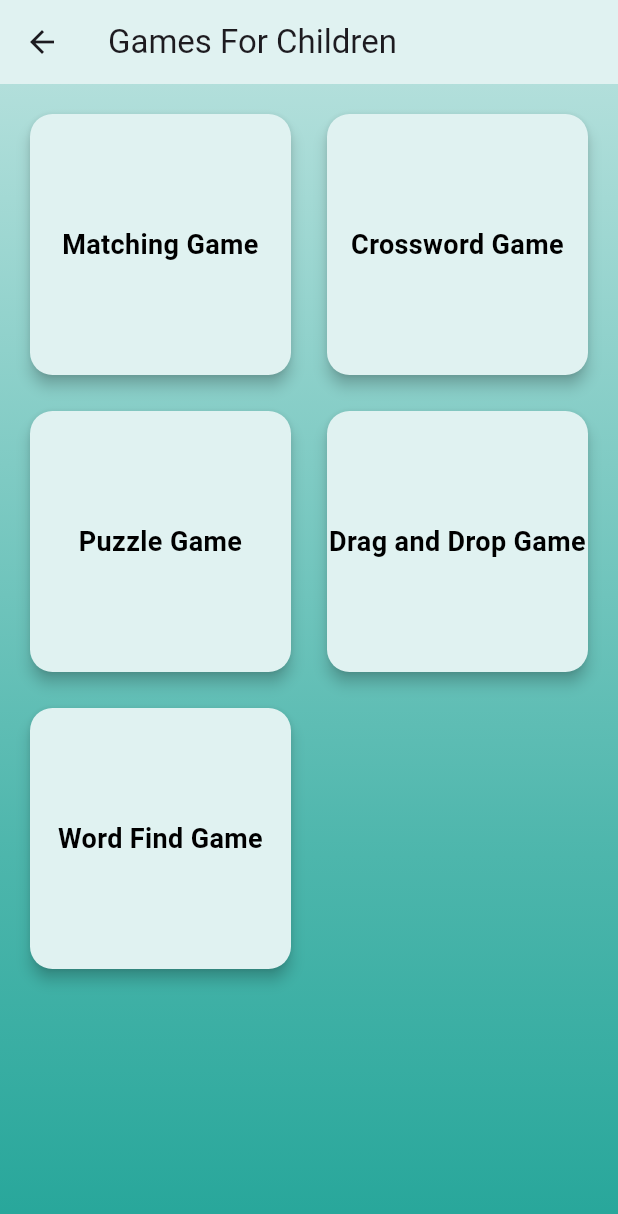
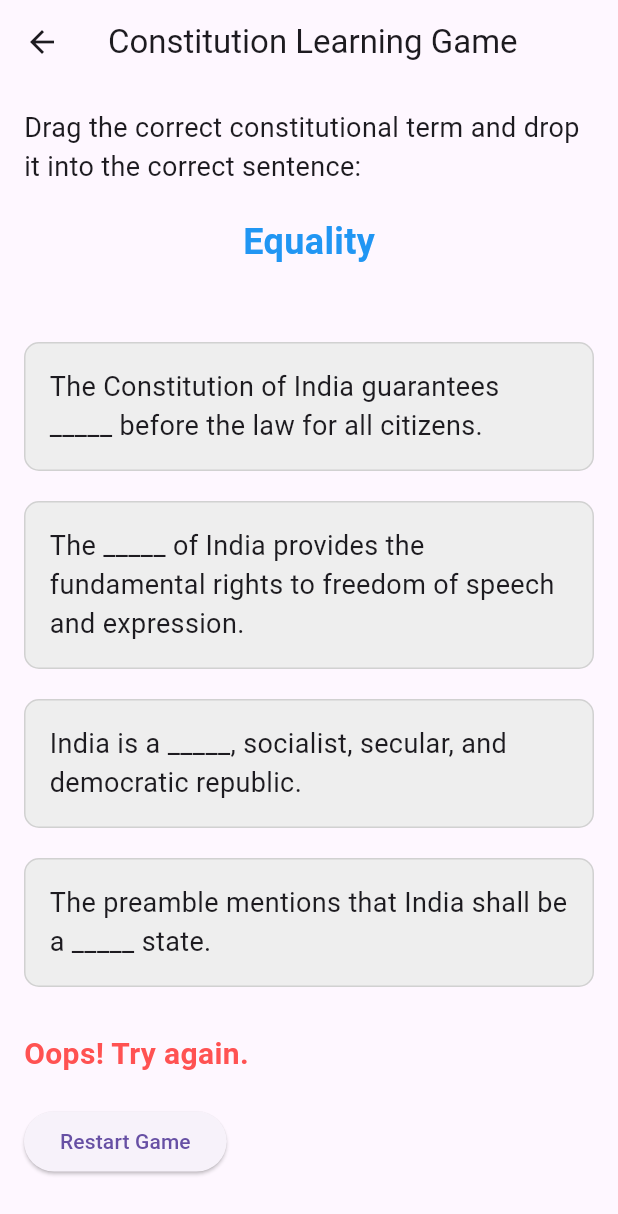
Before and after one commit to Vaish-011/samvidhanarcadehtf, a Flutter app: the GamesChildren screen opened directly, after a tap on "Drag and Drop Game", on a phone screen of 412 x 824 dp. Shown: the top 1214 px of the screen. Run offline on Flutter 3.47's test engine with Material 3 defaults, Android fonts, the light colour scheme and no system bars.

Commit message:
added historical_decision_game.dart and drag_and_drop_game.dart

```diff
--- /dev/null
+++ b/lib/screens/gaming_page_folder/games/drag_and_drop_game.dart
@@ -0,0 +1,268 @@
+import 'package:flutter/material.dart';
+
+class DragAndDropGame extends StatefulWidget {
+  const DragAndDropGame({Key? key}) : super(key: key);
+
+  @override
+  _DragAndDropGameState createState() => _DragAndDropGameState();
+}
+
+class _DragAndDropGameState extends State<DragAndDropGame> {
+  // Terms related to the constitution across 10 levels (only one word per level)
+  final List<String> targetWords = [
+    'Equality',
+    'Sovereignty',
+    'Justice',
+    'Fraternity',
+    'Republic',
+    'Secularism',
+    'Socialism',
+    'Democracy',
+    'Unity',
+    'Liberty',
+  ];
+
+  // Sentences corresponding to the levels, with one correct sentence and 3 incorrect ones
+  final List<List<String>> sentencesPerLevel = [
+    [
+      'The Constitution of India guarantees _____ before the law for all citizens.', // Correct
+      'The _____ of India provides the fundamental rights to freedom of speech and expression.',
+      'India is a _____, socialist, secular, and democratic republic.',
+      'The preamble mentions that India shall be a _____ state.'
+    ],
+
+
+    [
+      'The government promotes _____ to foster social harmony.',
+      'India’s _____ ensures that no external authority controls its decisions.', // Correct
+      'The _____ of the Constitution guarantees fundamental rights.',
+      '_____ is achieved through democratic principles.'
+    ],
+    [
+
+      '_____ is an essential element in ensuring state cohesion.',
+      'The Constitution provides social, economic, and political _____ to its citizens.', // Correct
+      'The state promotes _____ to maintain equality among its citizens.',
+      '_____ refers to the country’s independence from foreign control.'
+    ],
+    [
+      'The Preamble promotes _____, ensuring brotherhood among all citizens.', // Correct
+      'The government ensures _____ through its sovereignty.',
+      '_____ is an essential right under the Constitution.',
+      'The country’s _____ is established through democratic elections.'
+    ],
+    [
+      '_____ promotes fundamental rights for all citizens.',
+      'The state supports _____ as a form of governance.',
+      'India is a _____, meaning the head of state is elected.', // Correct
+      '_____ guarantees individual freedoms under the Constitution.'
+    ],
+    [
+      'The Indian government supports _____ to promote democracy.',
+      'The idea of _____ is central to social justice.',
+      'The state’s _____ is established by its governing principles.',
+      '_____ means the state has no official religion and treats all religions equally.', // Correct
+    ],
+    [
+      'The Constitution supports _____ through its laws.',
+      '_____ refers to the economic and social system that promotes equality.', // Correct
+      '_____ is ensured through the fundamental rights of citizens.',
+      '_____ is the foundation of a democratic society.'
+    ],
+    [
+      'India is the largest _____ in the world.', // Correct
+      'The Constitution supports _____ for economic reforms.',
+      'The _____ of citizens is paramount in a sovereign state.',
+      'India is a _____, ensuring brotherhood among its citizens.'
+    ],
+    [
+      '_____ is the guiding principle of economic development.',
+      '_____ ensures that laws are implemented fairly across the country.',
+      'The Constitution promotes _____ in diversity, ensuring strength in unity.', // Correct
+      'The state ensures _____ through its social reforms.'
+    ],
+    [
+      '_____ is the right of individuals to act according to their will without restraint.', // Correct
+      'The government enforces _____ to ensure equality in the social, economic, and political spheres.',
+      'India maintains _____ through its democratic system.',
+      'The _____ of India has been established as a republic.'
+    ],
+  ];
+
+  // Correct index for each word's matching sentence in each level
+  final List<int> correctSentenceIndices = [
+    0, // Equality
+    1, // Liberty
+    1, // Democracy
+    0, // Sovereignty
+    2, // Justice
+    3, // Fraternity
+    1, // Republic
+    0, // Secularism
+    2, // Socialism
+    0, // Unity
+  ];
+
+  // Store the current level
+  int currentLevel = 0;
+  bool isCorrect = false;
+  bool gameComplete = false;
+
+  // To hold the current target word
+  String? currentTargetWord;
+
+  @override
+  void initState() {
+    super.initState();
+    _generateNewWord();
+  }
+
+  // Function to generate a new target word for the current level
+  void _generateNewWord() {
+    currentTargetWord = targetWords[currentLevel];
+  }
+
+  // Move to the next word in the current level
+  void moveToNextLevel() {
+    setState(() {
+      if (currentLevel < targetWords.length - 1) {
+        currentLevel++;
+      } else {
+        currentLevel = 0; // Reset to first level if all levels are complete
+      }
+      isCorrect = false;
+      gameComplete = false;
+      _generateNewWord(); // Generate new word for the next level
+    });
+  }
+
+  // Reset the entire game state
+  void resetGame() {
+    setState(() {
+      currentLevel = 0;
+      isCorrect = false;
+      gameComplete = false;
+      _generateNewWord(); // Reset with new word
+    });
+  }
+
+  @override
+  Widget build(BuildContext context) {
+    return Scaffold(
+      appBar: AppBar(
+        title: const Text('Constitution Learning Game'),
+      ),
+      body: SingleChildScrollView(
+        child: Padding(
+          padding: const EdgeInsets.all(16.0),
+          child: Column(
+            crossAxisAlignment: CrossAxisAlignment.start,
+            children: [
+              const Text(
+                'Drag the correct constitutional term and drop it into the correct sentence:',
+                style: TextStyle(fontSize: 18),
+              ),
+              const SizedBox(height: 20),
+              // Display the current draggable word
+              Center(
+                child: Draggable<String>(
+                  data: currentTargetWord!,
+                  feedback: Material(
+                    color: Colors.transparent,
+                    child: Text(
+                      currentTargetWord!,
+                      style: const TextStyle(
+                        fontSize: 24,
+                        fontWeight: FontWeight.bold,
+                        color: Colors.blue,
+                      ),
+                    ),
+                  ),
+                  childWhenDragging: Container(), // Hide word while dragging
+                  child: Text(
+                    currentTargetWord!,
+                    style: const TextStyle(
+                      fontSize: 24,
+                      fontWeight: FontWeight.bold,
+                      color: Colors.blue,
+                    ),
+                  ),
+                ),
+              ),
+              const SizedBox(height: 40),
+              // Display Sentences (with one correct sentence per level)
+              Column(
+                children: List.generate(sentencesPerLevel[currentLevel].length, (index) {
+                  return DragTarget<String>(
+                    builder: (context, candidateData, rejectedData) {
+                      return Container(
+                        margin: const EdgeInsets.symmetric(vertical: 10),
+                        padding: const EdgeInsets.all(16),
+                        decoration: BoxDecoration(
+                          color: gameComplete && correctSentenceIndices[currentLevel] == index
+                              ? Colors.green
+                              : Colors.grey[200],
+                          borderRadius: BorderRadius.circular(10),
+                          border: Border.all(color: Colors.black12),
+                        ),
+                        child: Text(
+                          sentencesPerLevel[currentLevel][index],
+                          style: const TextStyle(fontSize: 18),
+                        ),
+                      );
+                    },
+                    onWillAccept: (data) => true, // Accept all drags
+                    onAccept: (data) {
+                      setState(() {
+                        // Check if the word is correct for the sentence
+                        if (correctSentenceIndices[currentLevel] == index) {
+                          isCorrect = true;
+                          gameComplete = true;
+                        } else {
+                          isCorrect = false;
+                          gameComplete = false;
+                        }
+                      });
+                    },
+                  );
+                }),
+              ),
+              const SizedBox(height: 20),
+              // Display success or retry messages
+              if (gameComplete)
+                const Text(
+                  'Congratulations! You placed the word correctly!',
+                  style: TextStyle(
+                    fontSize: 20,
+                    color: Colors.green,
+                    fontWeight: FontWeight.bold,
+                  ),
+                )
+              else if (!isCorrect)
+                const Text(
+                  'Oops! Try again.',
+                  style: TextStyle(
+                    fontSize: 20,
+                    color: Colors.redAccent,
+                    fontWeight: FontWeight.bold,
+                  ),
+                ),
+              const SizedBox(height: 20),
+              // Next Button
+              if (gameComplete)
+                ElevatedButton(
+                  onPressed: moveToNextLevel,
+                  child: const Text('Next Word'),
+                ),
+              // Reset Button
+              ElevatedButton(
+                onPressed: resetGame,
+                child: const Text('Restart Game'),
+              ),
+            ],
+          ),
+        ),
+      ),
+    );
+  }
+}
--- a/lib/screens/gaming_page_folder/games_adult.dart
+++ b/lib/screens/gaming_page_folder/games_adult.dart
@@ -1,5 +1,6 @@
 import 'package:flutter/material.dart';
 import 'games/ChessGame.dart'; // Import the Chess Game
+import 'games/historical_decision_game.dart';
 
 class GamesAdult extends StatelessWidget {
   @override
@@ -37,6 +38,10 @@ class GamesAdult extends StatelessWidget {
               );
             }),
             _buildCard(context, 'HISTORICAL DECISION MAKING GAME', () {
+              Navigator.push(
+                context,
+                MaterialPageRoute(builder: (context) => HistoricalDecisionGame()), // Navigate to Chess Game
+              );
               // No navigation for this card
               // You can add functionality here if desired (e.g., show info)
             }),
--- a/lib/screens/gaming_page_folder/games_children.dart
+++ b/lib/screens/gaming_page_folder/games_children.dart
@@ -3,6 +3,8 @@ import 'games/matching_game.dart';
 import 'games/word_find_game.dart';
 import 'games/puzzle_game.dart';
 import 'games/crossword_game.dart';
+import 'games/drag_and_drop_game.dart';
+
 // Import other game pages here if they exist
 
 class GamesChildren extends StatelessWidget {
@@ -55,7 +57,10 @@ class GamesChildren extends StatelessWidget {
               );
             }),
             _buildCard(context, 'Drag and Drop Game', () {
-
+              Navigator.push(
+                context,
+                MaterialPageRoute(builder: (context) => DragAndDropGame()), // Navigate to Matching Game
+              );
               // Navigate to Drag and Drop Game page
               // Navigator.push(context, MaterialPageRoute(builder: (context) => DragAndDropGame()));
             }),
```
Also changed, not shown: assets/historical_decision_game.json (added, +117 -0 lines), lib/screens/gaming_page_folder/games/historical_decision_game.dart (added, +149 -0 lines).
